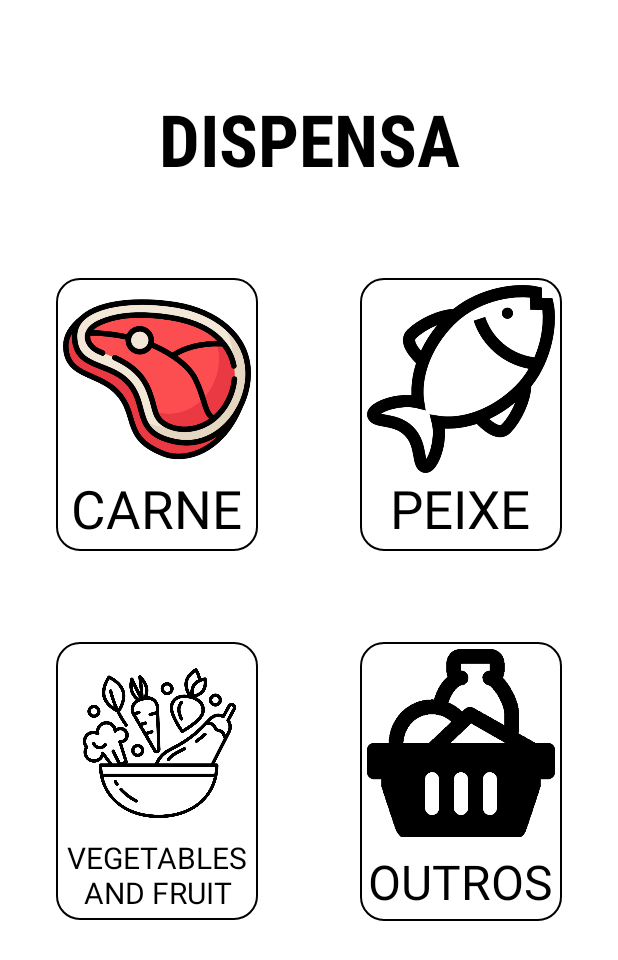
After one commit to icbaptista/SaveMyMeal, an Android app: the layout dispensa_main.xml on its own in the app's theme, with its tools: preview values and no code run, on a phone screen of 412 x 824 dp. The commit adds this screen. Shown: the top 960 px of the screen. Run offline under Robolectric (Android 15) with nearby library versions, the phone set to English and light mode, and no system bars.

Commit message:
19/05/2022 Paiva

```diff
--- /dev/null
+++ b/app/src/main/java/com/example/savemymeal/DispensaActivity.java
@@ -0,0 +1,16 @@
+package com.example.savemymeal;
+
+import androidx.appcompat.app.AppCompatActivity;
+
+import android.os.Bundle;
+import android.text.Html;
+
+public class DispensaActivity extends AppCompatActivity {
+
+    @Override
+    protected void onCreate(Bundle savedInstanceState) {
+        super.onCreate(savedInstanceState);
+        setContentView(R.layout.dispensa_main);
+        getSupportActionBar().setTitle(Html.fromHtml("<font color=\"black\">" + getString(R.string.app_name) + "</font>"));
+    }
+}
--- /dev/null
+++ b/app/src/main/res/drawable/customborder.xml
@@ -0,0 +1,6 @@
+<?xml version="1.0" encoding="utf-8"?>
+<shape xmlns:android="http://schemas.android.com/apk/res/android" android:shape="rectangle">
+    <corners android:radius="15dp"/>
+    <padding android:left="5dp" android:right="5dp" android:top="5dp" android:bottom="5dp"/>
+    <stroke android:width="1dp" android:color="#000000"/>
+</shape>
--- /dev/null
+++ b/app/src/main/res/layout/dispensa_main.xml
@@ -0,0 +1,163 @@
+<?xml version="1.0" encoding="utf-8"?>
+<androidx.constraintlayout.widget.ConstraintLayout xmlns:android="http://schemas.android.com/apk/res/android"
+    xmlns:app="http://schemas.android.com/apk/res-auto"
+    xmlns:tools="http://schemas.android.com/tools"
+    android:layout_width="match_parent"
+    android:layout_height="match_parent"
+    tools:context=".DispensaActivity">
+
+    <TextView
+        android:id="@+id/textView"
+        android:layout_width="wrap_content"
+        android:layout_height="wrap_content"
+        android:layout_marginTop="60dp"
+        android:fontFamily="sans-serif-condensed"
+        android:text="@string/dispensa_text"
+        android:textColor="#000000"
+        android:textSize="48sp"
+        android:textStyle="bold"
+        app:layout_constraintLeft_toLeftOf="parent"
+        app:layout_constraintRight_toRightOf="parent"
+        app:layout_constraintTop_toTopOf="parent" />
+
+    <RelativeLayout
+        android:id="@+id/relativeLayout2"
+        android:layout_width="match_parent"
+        android:layout_height="wrap_content"
+        android:layout_gravity="center_horizontal"
+        android:layout_marginStart="32dp"
+        android:layout_marginTop="55dp"
+        android:layout_marginEnd="32dp"
+        android:orientation="horizontal"
+        android:padding="5dp"
+        app:layout_constraintEnd_toEndOf="parent"
+        app:layout_constraintStart_toStartOf="parent"
+        app:layout_constraintTop_toBottomOf="@+id/textView">
+
+        <LinearLayout
+            android:layout_width="wrap_content"
+            android:layout_height="wrap_content"
+            android:background="@drawable/customborder"
+            android:gravity="center"
+            android:orientation="vertical">
+
+            <ImageView
+                android:id="@+id/MeatImage"
+                android:layout_width="wrap_content"
+                android:layout_height="wrap_content"
+                android:adjustViewBounds="true"
+                android:contentDescription="@string/text_carne"
+                android:maxWidth="125dp"
+                android:maxHeight="125dp"
+                android:scaleType="fitCenter"
+                app:srcCompat="@drawable/meat" />
+
+            <TextView
+                android:layout_width="wrap_content"
+                android:layout_height="wrap_content"
+                android:text="@string/text_carne"
+                android:textColor="#000000"
+                android:textSize="35sp" />
+        </LinearLayout>
+
+        <LinearLayout
+            android:layout_width="wrap_content"
+            android:layout_height="wrap_content"
+            android:layout_alignParentEnd="true"
+            android:background="@drawable/customborder"
+            android:gravity="center"
+            android:orientation="vertical">
+
+            <ImageView
+                android:id="@+id/FishImage"
+                android:layout_width="wrap_content"
+                android:layout_height="wrap_content"
+                android:adjustViewBounds="true"
+                android:contentDescription="@string/text_carne"
+                android:maxWidth="125dp"
+                android:maxHeight="125dp"
+                android:scaleType="fitCenter"
+                app:srcCompat="@drawable/fish" />
+
+            <TextView
+                android:layout_width="wrap_content"
+                android:layout_height="wrap_content"
+                android:text="@string/text_peixe"
+                android:textColor="#000000"
+                android:textSize="35sp" />
+        </LinearLayout>
+    </RelativeLayout>
+
+    <RelativeLayout
+        android:id="@+id/relativeLayout"
+        android:layout_width="match_parent"
+        android:layout_height="wrap_content"
+        android:layout_gravity="center_horizontal"
+        android:layout_marginStart="32dp"
+        android:layout_marginTop="50dp"
+        android:layout_marginEnd="32dp"
+        android:orientation="horizontal"
+        android:padding="5dp"
+        app:layout_constraintEnd_toEndOf="parent"
+        app:layout_constraintStart_toStartOf="parent"
+        app:layout_constraintTop_toBottomOf="@+id/relativeLayout2">
+
+        <LinearLayout
+            android:layout_width="wrap_content"
+            android:layout_height="wrap_content"
+            android:background="@drawable/customborder"
+            android:gravity="center"
+            android:orientation="vertical">
+
+            <ImageView
+                android:id="@+id/VegetablesImage"
+                android:layout_width="wrap_content"
+                android:layout_height="wrap_content"
+                android:adjustViewBounds="true"
+                android:contentDescription="@string/text_vegetables"
+                android:maxWidth="125dp"
+                android:maxHeight="125dp"
+                android:scaleType="fitCenter"
+                app:srcCompat="@drawable/vegetables" />
+
+            <TextView
+                android:layout_width="wrap_content"
+                android:layout_height="wrap_content"
+                android:maxWidth="125dp"
+                android:text="@string/text_vegetables"
+                android:textAlignment="center"
+                android:textColor="#000000"
+                android:textSize="20sp" />
+        </LinearLayout>
+
+        <LinearLayout
+            android:layout_width="wrap_content"
+            android:layout_height="wrap_content"
+            android:layout_alignParentEnd="true"
+            android:background="@drawable/customborder"
+            android:gravity="center"
+            android:orientation="vertical">
+
+            <ImageView
+                android:id="@+id/imageView"
+                android:layout_width="wrap_content"
+                android:layout_height="wrap_content"
+                android:adjustViewBounds="true"
+                android:contentDescription="@string/text_outros"
+                android:maxWidth="125dp"
+                android:maxHeight="125dp"
+                android:scaleType="fitCenter"
+                app:srcCompat="@drawable/outros" />
+
+            <TextView
+                android:layout_width="wrap_content"
+                android:layout_height="wrap_content"
+                android:maxWidth="125dp"
+                android:text="@string/text_outros"
+                android:textAlignment="center"
+                android:textColor="#000000"
+                android:textSize="32sp"
+                android:paddingTop="8dp"/>
+        </LinearLayout>
+    </RelativeLayout>
+</androidx.constraintlayout.widget.ConstraintLayout>
--- a/app/src/main/res/values/strings.xml
+++ b/app/src/main/res/values/strings.xml
@@ -1,3 +1,8 @@
 <resources>
     <string name="app_name">SaveMyMeal</string>
+    <string name="dispensa_text">DISPENSA</string>
+    <string name="text_carne">CARNE</string>
+    <string name="text_peixe">PEIXE</string>
+    <string name="text_vegetables">VEGETABLES AND FRUIT</string>
+    <string name="text_outros">OUTROS</string>
 </resources>
--- a/app/src/main/res/values/themes.xml
+++ b/app/src/main/res/values/themes.xml
@@ -2,8 +2,8 @@
     <!-- Base application theme. -->
     <style name="Theme.SaveMyMeal" parent="Theme.MaterialComponents.DayNight.DarkActionBar">
         <!-- Primary brand color. -->
-        <item name="colorPrimary">@color/purple_500</item>
-        <item name="colorPrimaryVariant">@color/purple_700</item>
+        <item name="colorPrimary">@color/white</item>
+        <item name="colorPrimaryVariant">@color/black</item>
         <item name="colorOnPrimary">@color/white</item>
         <!-- Secondary brand color. -->
         <item name="colorSecondary">@color/teal_200</item>
```
Also changed, not shown: app/src/main/res/drawable/fish.png (added), app/src/main/res/drawable/meat.png (added), app/src/main/res/drawable/outros.png (added), app/src/main/res/drawable/vegetables.png (added), 390 other files.
